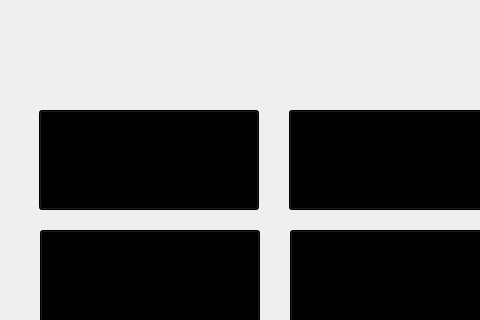
This is mainwindow.ui in handyopensource/dvkbuntu-menu-acceuil as Qt 5 draws it before an edit; both pictures show x 0 to 480 and y 107 to 427 of the 1000 by 600 pixel window. The edited form follows.
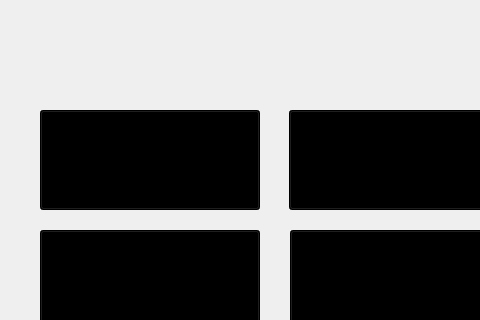
This is the edited form. Icons and pictures are not drawn.

Diff of the .ui file:
```diff
--- a/mainwindow.ui
+++ b/mainwindow.ui
@@ -72,7 +72,7 @@
    <widget class="QPushButton" name="OuvrirChromium">
     <property name="geometry">
      <rect>
-      <x>39</x>
+      <x>40</x>
       <y>200</y>
       <width>220</width>
       <height>100</height>
@@ -92,8 +92,8 @@
 }</string>
     </property>
     <property name="text">
-     <string>Ouvrir 
-Chromium</string>
+     <string>Naviguer 
+Sur le net</string>
     </property>
     <property name="icon">
      <iconset theme="chromium-browser">
```
Left out of the diff: 14 changed lines with no effect on the pictures.
